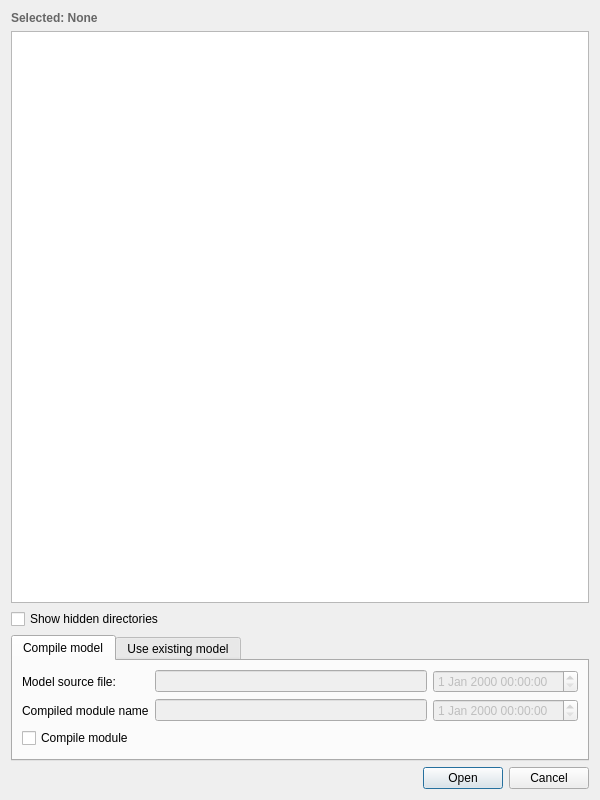
Before: the Qt Designer form widgets/CustomDirectoryDialog.ui in dmacri/OOpenCal-Viewer, drawn with Qt 5.
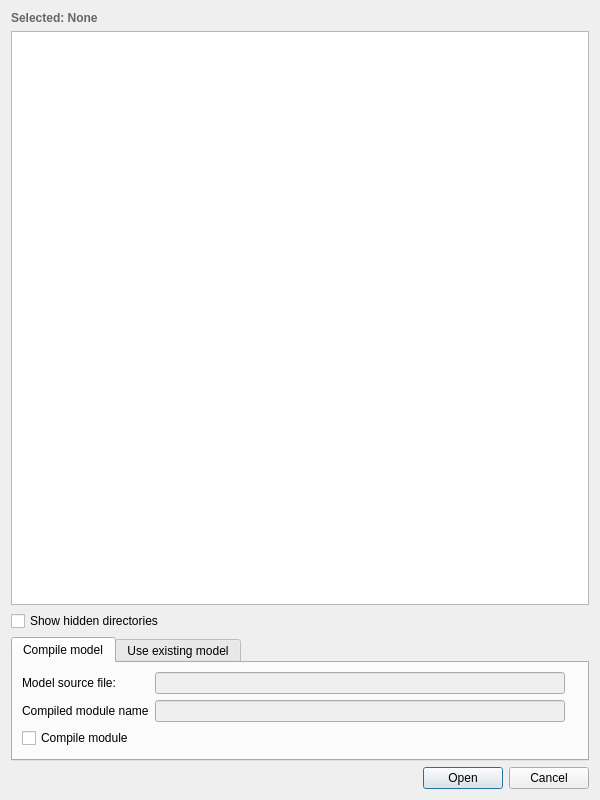
After: the same form once the commit is applied.

Commit message: Replaced QDateTimeEdit with QLabels when showing dates

```diff
--- a/widgets/CustomDirectoryDialog.ui
+++ b/widgets/CustomDirectoryDialog.ui
@@ -96,16 +96,16 @@
         </widget>
        </item>
        <item row="0" column="2">
-        <widget class="QDateTimeEdit" name="modelSourceDateTimeEdit">
-         <property name="enabled">
-          <bool>false</bool>
+        <widget class="QLabel" name="modelSourceDateTimeEdit">
+         <property name="text">
+          <string notr="true"/>
          </property>
         </widget>
        </item>
        <item row="1" column="2">
-        <widget class="QDateTimeEdit" name="compiledModuleDateTimeEdit">
-         <property name="enabled">
-          <bool>false</bool>
+        <widget class="QLabel" name="compiledModuleDateTimeEdit">
+         <property name="text">
+          <string notr="true"/>
          </property>
         </widget>
        </item>
```
The commit also changes 3 other files.
